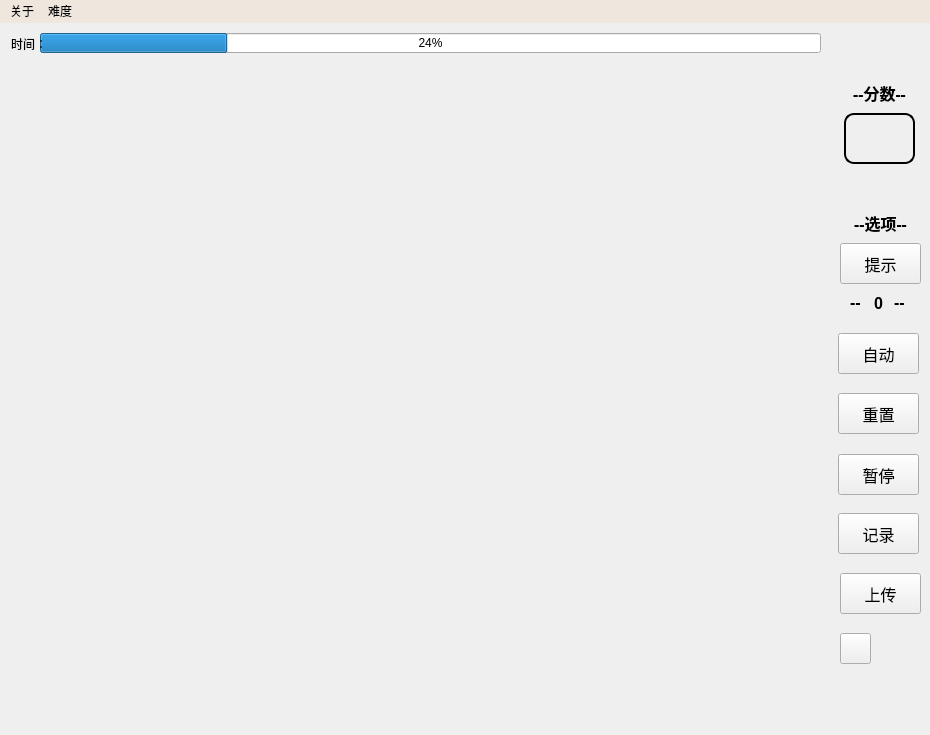
Old version of the form src/ui/main_game_window.ui in the repository Stanley-233/2024-BJTU-datastructure-finalproject.
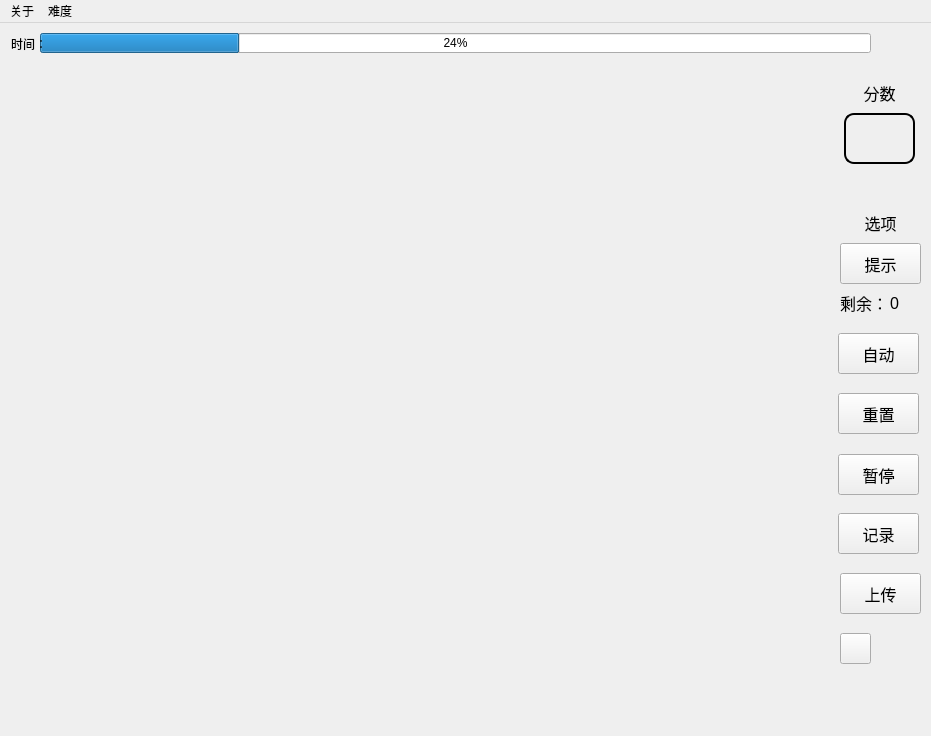
New version of the form. Icons and pictures are not drawn.

```diff
--- a/src/ui/main_game_window.ui
+++ b/src/ui/main_game_window.ui
@@ -9,8 +9,8 @@
    <rect>
     <x>0</x>
     <y>0</y>
-    <width>930</width>
-    <height>735</height>
+    <width>931</width>
+    <height>736</height>
    </rect>
   </property>
   <property name="windowTitle">
@@ -20,15 +20,12 @@
    <string notr="true"/>
   </property>
   <widget class="QWidget" name="centralWidget">
-   <property name="styleSheet">
-    <string notr="true"/>
-   </property>
    <widget class="QProgressBar" name="timeBar">
     <property name="geometry">
      <rect>
       <x>40</x>
       <y>10</y>
-      <width>781</width>
+      <width>831</width>
       <height>20</height>
      </rect>
     </property>
@@ -160,11 +157,11 @@
      <font>
       <family>Microsoft YaHei</family>
       <pointsize>12</pointsize>
-      <bold>true</bold>
+      <bold>false</bold>
      </font>
     </property>
     <property name="text">
-     <string>--分数--</string>
+     <string>分数</string>
     </property>
     <property name="alignment">
      <set>Qt::AlignmentFlag::AlignCenter</set>
@@ -183,11 +180,11 @@
      <font>
       <family>Microsoft YaHei</family>
       <pointsize>12</pointsize>
-      <bold>true</bold>
+      <bold>false</bold>
      </font>
     </property>
     <property name="text">
-     <string>--选项--</string>
+     <string>选项</string>
     </property>
     <property name="alignment">
      <set>Qt::AlignmentFlag::AlignCenter</set>
@@ -196,45 +193,26 @@
    <widget class="QLabel" name="label_2">
     <property name="geometry">
      <rect>
-      <x>850</x>
-      <y>269</y>
-      <width>21</width>
+      <x>840</x>
+      <y>270</y>
+      <width>41</width>
       <height>20</height>
      </rect>
     </property>
     <property name="font">
      <font>
       <pointsize>12</pointsize>
-      <bold>true</bold>
+      <bold>false</bold>
      </font>
     </property>
     <property name="text">
-     <string>--</string>
-    </property>
-   </widget>
-   <widget class="QLabel" name="label_5">
-    <property name="geometry">
-     <rect>
-      <x>894</x>
-      <y>269</y>
-      <width>21</width>
-      <height>20</height>
-     </rect>
-    </property>
-    <property name="font">
-     <font>
-      <pointsize>12</pointsize>
-      <bold>true</bold>
-     </font>
-    </property>
-    <property name="text">
-     <string>--</string>
+     <string>剩余：</string>
     </property>
    </widget>
    <widget class="QLabel" name="hintsLastLab">
     <property name="geometry">
      <rect>
-      <x>874</x>
+      <x>890</x>
       <y>270</y>
       <width>21</width>
       <height>20</height>
@@ -243,7 +221,7 @@
     <property name="font">
      <font>
       <pointsize>12</pointsize>
-      <bold>true</bold>
+      <bold>false</bold>
      </font>
     </property>
     <property name="text">
@@ -336,51 +314,16 @@
      <string>上传</string>
     </property>
    </widget>
-   <widget class="QLabel" name="bgLabel">
-    <property name="geometry">
-     <rect>
-      <x>0</x>
-      <y>0</y>
-      <width>931</width>
-      <height>721</height>
-     </rect>
-    </property>
-    <property name="styleSheet">
-     <string notr="true">background-image: url(:/res/image/background.jpg);</string>
-    </property>
-    <property name="text">
-     <string/>
-    </property>
-   </widget>
-   <zorder>bgLabel</zorder>
-   <zorder>timeBar</zorder>
-   <zorder>label</zorder>
-   <zorder>hintBtn</zorder>
-   <zorder>robot_btn</zorder>
-   <zorder>pauseBtn</zorder>
-   <zorder>scoreLab</zorder>
-   <zorder>label_3</zorder>
-   <zorder>label_4</zorder>
-   <zorder>label_2</zorder>
-   <zorder>label_5</zorder>
-   <zorder>hintsLastLab</zorder>
-   <zorder>resetBtn</zorder>
-   <zorder>muteBtn</zorder>
-   <zorder>recordBtn</zorder>
-   <zorder>uploadButton</zorder>
   </widget>
   <widget class="QMenuBar" name="menuBar">
    <property name="geometry">
     <rect>
      <x>0</x>
      <y>0</y>
-     <width>930</width>
+     <width>931</width>
      <height>33</height>
     </rect>
    </property>
-   <property name="styleSheet">
-    <string notr="true">background-color: rgb(239, 230, 222);</string>
-   </property>
    <widget class="QMenu" name="menuGame">
     <property name="title">
      <string>难度</string>
```
Left out of the diff: 4 changed lines with no effect on the pictures.
